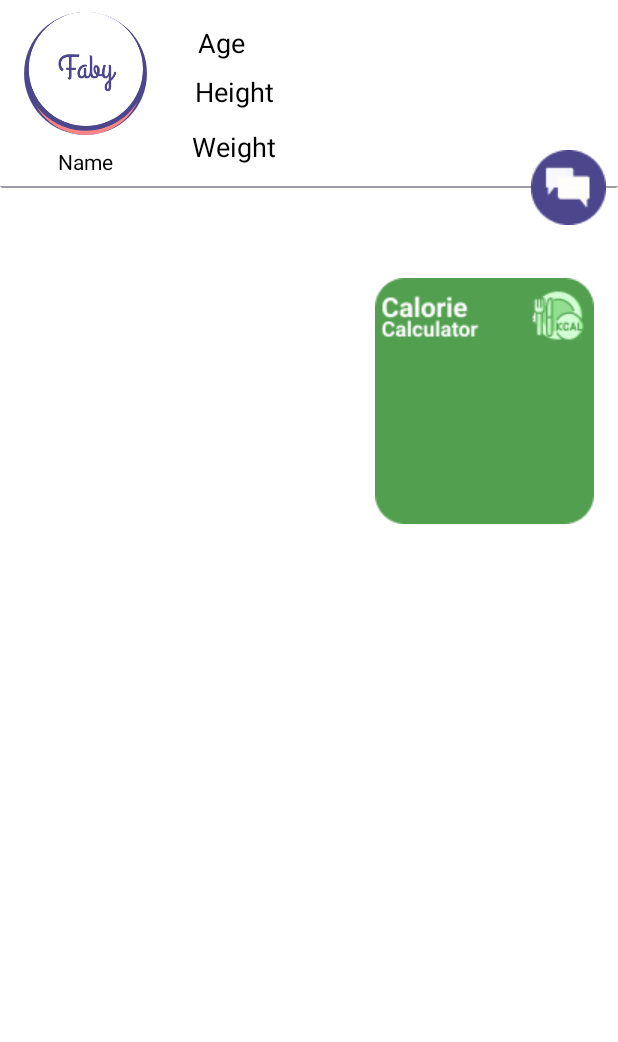
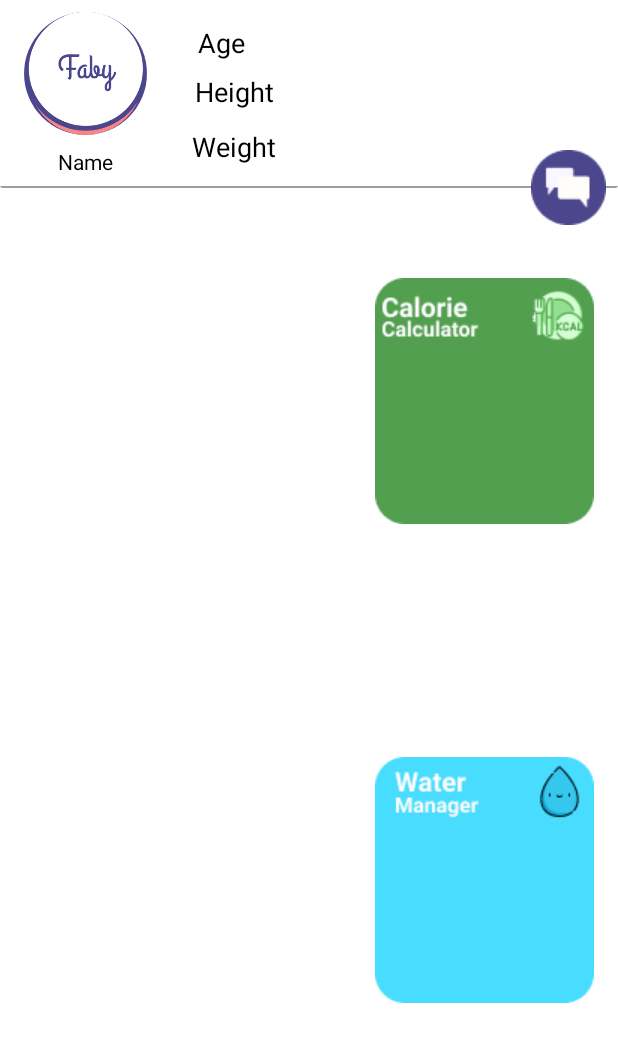
Before and after one commit to W0lFi3-IND/Faby, an Android app: the screen it shows after launch once a user with an empty profile is signed in (Dashboard), on a phone screen of 412 x 824 dp. Shown: the top 1042 px of the screen. Run offline under Robolectric (Android 15) with nearby library versions, the phone set to English and light mode, and no system bars; our stand-ins replace Firebase (no records; nobody signed in at launch, a user with empty details on screens opened directly); plain views replace CircularImageView; Roboto replaces fonts that are not available here.

Commit message:
WaterLevelDashboard Layout completed

```diff
--- a/app/src/main/java/com/findingbetteryou/faby/modules/Dashboard.java
+++ b/app/src/main/java/com/findingbetteryou/faby/modules/Dashboard.java
@@ -5,6 +5,7 @@ import android.os.Bundle;
 import android.view.View;
 
 import com.findingbetteryou.faby.R;
+import com.findingbetteryou.faby.caloriecal.CalorieDashboard;
 import com.findingbetteryou.faby.waterlevel.WaterLevelDashboard;
 
 import androidx.appcompat.app.AppCompatActivity;
@@ -19,6 +20,12 @@ public class Dashboard extends AppCompatActivity {
         findViewById(R.id.CalorieBtn).setOnClickListener(new View.OnClickListener() {
             @Override
             public void onClick(View view) {
+                startActivity(new Intent(Dashboard.this, CalorieDashboard.class));
+            }
+        });
+        findViewById(R.id.WaterBtn).setOnClickListener(new View.OnClickListener() {
+            @Override
+            public void onClick(View view) {
                 startActivity(new Intent(Dashboard.this, WaterLevelDashboard.class));
             }
         });
--- a/app/src/main/res/layout/activity_dashboard.xml
+++ b/app/src/main/res/layout/activity_dashboard.xml
@@ -125,4 +125,15 @@
         app:layout_constraintTop_toBottomOf="@+id/cardView"
         app:srcCompat="@drawable/caloriedashboard" />
 
+    <ImageButton
+        android:id="@+id/WaterBtn"
+        android:layout_width="wrap_content"
+        android:layout_height="wrap_content"
+        android:background="@null"
+        app:layout_constraintBottom_toBottomOf="parent"
+        app:layout_constraintEnd_toEndOf="@+id/CalorieBtn"
+        app:layout_constraintStart_toStartOf="@+id/CalorieBtn"
+        app:layout_constraintTop_toBottomOf="@+id/CalorieBtn"
+        app:srcCompat="@drawable/waterdash" />
+
 </androidx.constraintlayout.widget.ConstraintLayout>
```
Also changed, not shown: app/src/main/res/drawable-v24/waterdash.png (added).
